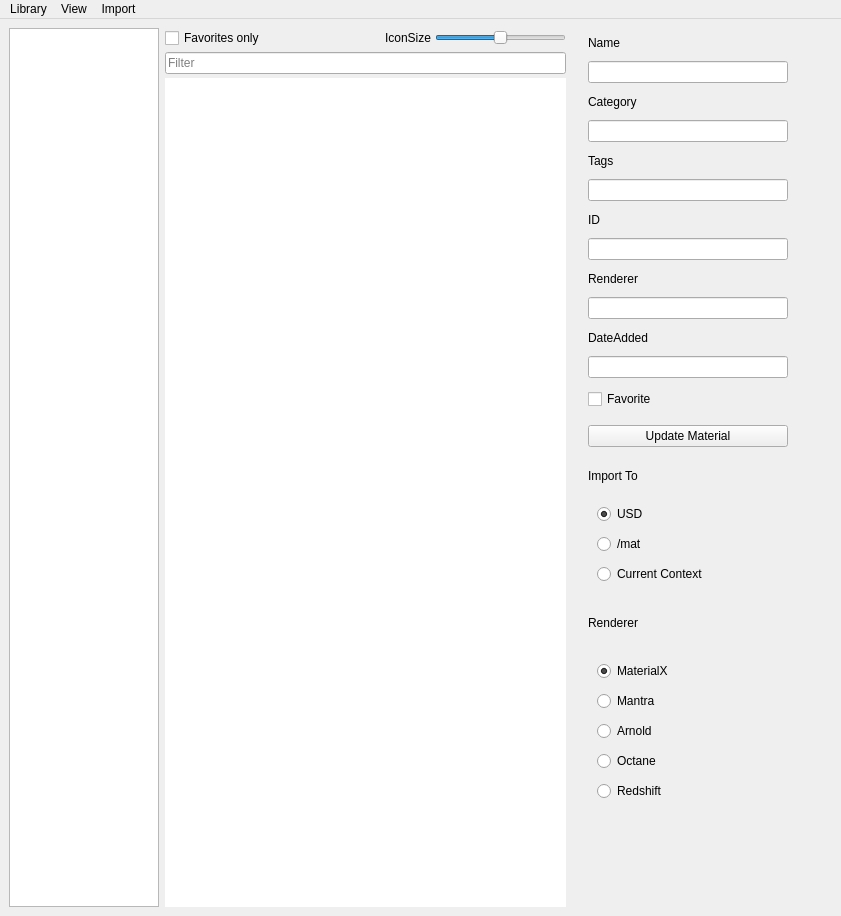
Qt form python3.9libs/MatLib.ui (eglaubauf/egMatLib) before a commit.
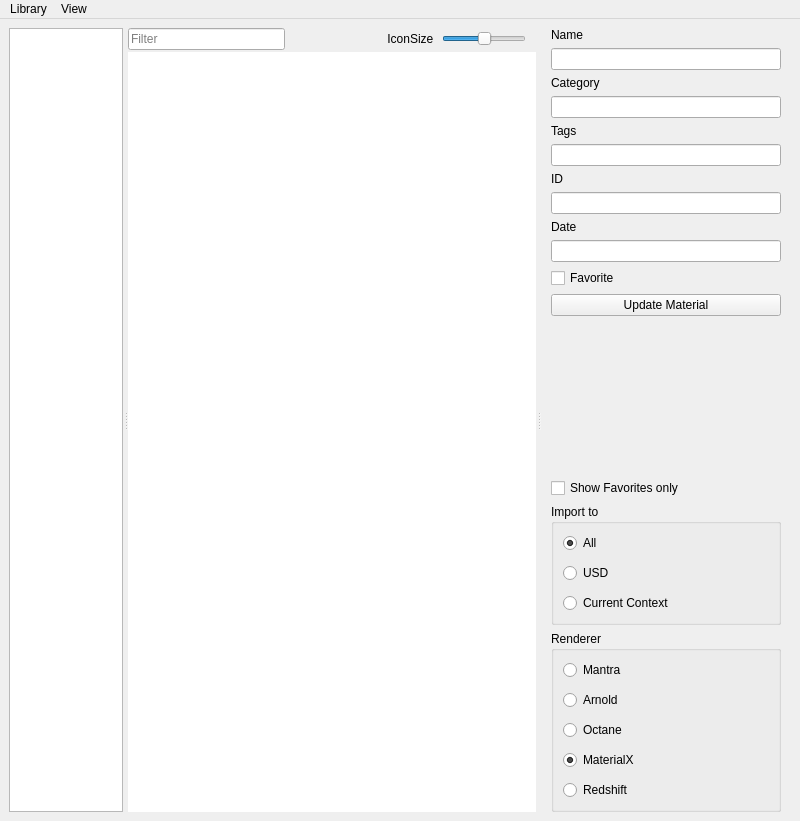
The same form after that commit.

Commit message: scalable ui, import fixes, readme

```diff
--- a/python3.9libs/MatLib.ui
+++ b/python3.9libs/MatLib.ui
@@ -6,8 +6,8 @@
    <rect>
     <x>0</x>
     <y>0</y>
-    <width>841</width>
-    <height>916</height>
+    <width>800</width>
+    <height>821</height>
    </rect>
   </property>
   <property name="sizePolicy">
@@ -34,38 +34,41 @@
    </property>
    <layout class="QVBoxLayout" name="verticalLayout">
     <item>
-     <layout class="QHBoxLayout" name="hlayout_center">
-      <property name="sizeConstraint">
-       <enum>QLayout::SetDefaultConstraint</enum>
+     <widget class="QSplitter" name="splitter">
+      <property name="sizePolicy">
+       <sizepolicy hsizetype="MinimumExpanding" vsizetype="MinimumExpanding">
+        <horstretch>0</horstretch>
+        <verstretch>0</verstretch>
+       </sizepolicy>
       </property>
-      <item>
-       <layout class="QVBoxLayout" name="cat_layout">
-        <property name="sizeConstraint">
-         <enum>QLayout::SetMinimumSize</enum>
-        </property>
-        <item>
+      <property name="lineWidth">
+       <number>0</number>
+      </property>
+      <property name="orientation">
+       <enum>Qt::Horizontal</enum>
+      </property>
+      <property name="handleWidth">
+       <number>5</number>
+      </property>
          <widget class="QListWidget" name="listw_catview">
           <property name="sizePolicy">
-           <sizepolicy hsizetype="Minimum" vsizetype="MinimumExpanding">
+        <sizepolicy hsizetype="Preferred" vsizetype="Expanding">
             <horstretch>0</horstretch>
             <verstretch>0</verstretch>
            </sizepolicy>
           </property>
-          <property name="minimumSize">
-           <size>
-            <width>20</width>
-            <height>0</height>
-           </size>
-          </property>
           <property name="maximumSize">
            <size>
-            <width>150</width>
+         <width>220</width>
             <height>16777215</height>
            </size>
           </property>
           <property name="contextMenuPolicy">
            <enum>Qt::CustomContextMenu</enum>
           </property>
+       <property name="sizeAdjustPolicy">
+        <enum>QAbstractScrollArea::AdjustToContents</enum>
+       </property>
           <property name="editTriggers">
            <set>QAbstractItemView::NoEditTriggers</set>
           </property>
@@ -73,36 +76,64 @@
            <bool>false</bool>
           </property>
          </widget>
-        </item>
-       </layout>
-      </item>
-      <item>
-       <layout class="QVBoxLayout" name="vlayout_right">
+      <widget class="QWidget" name="layoutWidget">
+       <layout class="QVBoxLayout" name="verticalLayout_7">
         <property name="spacing">
-         <number>4</number>
+         <number>2</number>
         </property>
-        <property name="sizeConstraint">
-         <enum>QLayout::SetDefaultConstraint</enum>
-        </property>
-        <property name="rightMargin">
-         <number>0</number>
-        </property>
         <item>
-         <layout class="QHBoxLayout" name="horizontalLayout_2">
+         <layout class="QHBoxLayout" name="horizontalLayout">
           <item>
-           <widget class="QCheckBox" name="cb_FavsOnly">
-            <property name="text">
-             <string>Favorites only</string>
+           <widget class="QLineEdit" name="line_filter">
+            <property name="sizePolicy">
+             <sizepolicy hsizetype="MinimumExpanding" vsizetype="Fixed">
+              <horstretch>0</horstretch>
+              <verstretch>0</verstretch>
+             </sizepolicy>
+            </property>
+            <property name="maximumSize">
+             <size>
+              <width>500</width>
+              <height>16777215</height>
+             </size>
+            </property>
+            <property name="placeholderText">
+             <string>Filter</string>
             </property>
            </widget>
           </item>
           <item>
-           <widget class="QLabel" name="lbl_iconSize">
+           <spacer name="horizontalSpacer">
+            <property name="orientation">
+             <enum>Qt::Horizontal</enum>
+            </property>
+            <property name="sizeType">
+             <enum>QSizePolicy::Preferred</enum>
+            </property>
+            <property name="sizeHint" stdset="0">
+             <size>
+              <width>100</width>
+              <height>20</height>
+             </size>
+            </property>
+           </spacer>
+          </item>
+          <item>
+           <widget class="QLabel" name="label_3">
+            <property name="sizePolicy">
+             <sizepolicy hsizetype="Minimum" vsizetype="Preferred">
+              <horstretch>0</horstretch>
+              <verstretch>0</verstretch>
+             </sizepolicy>
+            </property>
+            <property name="contextMenuPolicy">
+             <enum>Qt::NoContextMenu</enum>
+            </property>
             <property name="layoutDirection">
              <enum>Qt::LeftToRight</enum>
             </property>
             <property name="text">
-             <string>IconSize</string>
+             <string>IconSize  </string>
             </property>
             <property name="alignment">
              <set>Qt::AlignRight|Qt::AlignTrailing|Qt::AlignVCenter</set>
@@ -110,6 +141,8 @@
            </widget>
           </item>
           <item>
+           <layout class="QVBoxLayout" name="slider_layout">
+            <item>
            <widget class="QSlider" name="slide_iconSize">
             <property name="sizePolicy">
              <sizepolicy hsizetype="Minimum" vsizetype="Fixed">
@@ -129,6 +162,12 @@
             <property name="maximum">
              <number>512</number>
             </property>
+              <property name="singleStep">
+               <number>10</number>
+              </property>
+              <property name="pageStep">
+               <number>50</number>
+              </property>
             <property name="value">
              <number>256</number>
             </property>
@@ -140,16 +179,27 @@
          </layout>
         </item>
         <item>
-         <widget class="QLineEdit" name="line_filter">
-          <property name="placeholderText">
-           <string>Filter</string>
-          </property>
-         </widget>
+           <spacer name="horizontalSpacer_2">
+            <property name="orientation">
+             <enum>Qt::Horizontal</enum>
+            </property>
+            <property name="sizeType">
+             <enum>QSizePolicy::Minimum</enum>
+            </property>
+            <property name="sizeHint" stdset="0">
+             <size>
+              <width>10</width>
+              <height>20</height>
+             </size>
+            </property>
+           </spacer>
+          </item>
+         </layout>
         </item>
         <item>
          <widget class="QListWidget" name="listw_matview">
           <property name="sizePolicy">
-           <sizepolicy hsizetype="MinimumExpanding" vsizetype="MinimumExpanding">
+           <sizepolicy hsizetype="Expanding" vsizetype="Expanding">
             <horstretch>0</horstretch>
             <verstretch>0</verstretch>
            </sizepolicy>
@@ -163,6 +213,12 @@
           <property name="frameShadow">
            <enum>QFrame::Plain</enum>
           </property>
+          <property name="lineWidth">
+           <number>2</number>
+          </property>
+          <property name="sizeAdjustPolicy">
+           <enum>QAbstractScrollArea::AdjustToContents</enum>
+          </property>
           <property name="autoScrollMargin">
            <number>16</number>
           </property>
@@ -211,87 +267,53 @@
           <property name="uniformItemSizes">
            <bool>true</bool>
           </property>
+          <property name="wordWrap">
+           <bool>true</bool>
+          </property>
          </widget>
         </item>
        </layout>
-      </item>
-      <item>
+      </widget>
        <widget class="QWidget" name="details_widget" native="true">
-        <property name="sizePolicy">
-         <sizepolicy hsizetype="Minimum" vsizetype="Minimum">
-          <horstretch>0</horstretch>
-          <verstretch>0</verstretch>
-         </sizepolicy>
-        </property>
-        <property name="minimumSize">
-         <size>
-          <width>260</width>
-          <height>0</height>
-         </size>
-        </property>
         <property name="maximumSize">
          <size>
-          <width>260</width>
-          <height>5000</height>
-         </size>
-        </property>
-        <property name="contextMenuPolicy">
-         <enum>Qt::NoContextMenu</enum>
+         <width>400</width>
+         <height>16777215</height>
+        </size>
+       </property>
+       <layout class="QVBoxLayout" name="verticalLayout_8">
+        <property name="spacing">
+         <number>0</number>
         </property>
-        <layout class="QVBoxLayout" name="hlayout_details">
          <property name="leftMargin">
-          <number>5</number>
+         <number>0</number>
          </property>
          <property name="topMargin">
-          <number>1</number>
+         <number>0</number>
          </property>
          <property name="rightMargin">
           <number>0</number>
          </property>
          <property name="bottomMargin">
-          <number>1</number>
+         <number>0</number>
          </property>
          <item>
           <widget class="QScrollArea" name="scrollArea">
-           <property name="enabled">
-            <bool>true</bool>
-           </property>
            <property name="sizePolicy">
-            <sizepolicy hsizetype="MinimumExpanding" vsizetype="MinimumExpanding">
+           <sizepolicy hsizetype="MinimumExpanding" vsizetype="Expanding">
              <horstretch>0</horstretch>
              <verstretch>0</verstretch>
             </sizepolicy>
            </property>
-           <property name="minimumSize">
-            <size>
-             <width>260</width>
-             <height>250</height>
-            </size>
-           </property>
-           <property name="maximumSize">
-            <size>
-             <width>260</width>
-             <height>1400</height>
-            </size>
-           </property>
-           <property name="focusPolicy">
-            <enum>Qt::NoFocus</enum>
-           </property>
-           <property name="contextMenuPolicy">
-            <enum>Qt::DefaultContextMenu</enum>
-           </property>
            <property name="frameShape">
-            <enum>QFrame::Panel</enum>
+           <enum>QFrame::NoFrame</enum>
            </property>
            <property name="frameShadow">
-            <enum>QFrame::Raised</enum>
+           <enum>QFrame::Plain</enum>
            </property>
            <property name="lineWidth">
             <number>0</number>
            </property>
-           <property name="verticalScrollBarPolicy">
-            <enum>Qt::ScrollBarAsNeeded</enum>
-           </property>
            <property name="sizeAdjustPolicy">
             <enum>QAbstractScrollArea::AdjustToContents</enum>
            </property>
@@ -299,89 +321,35 @@
             <bool>true</bool>
            </property>
            <property name="alignment">
-            <set>Qt::AlignLeading|Qt::AlignLeft|Qt::AlignTop</set>
-           </property>
-           <widget class="QWidget" name="scrollAreaWidgetContents">
+           <set>Qt::AlignCenter</set>
+          </property>
+          <widget class="QWidget" name="scrollAreaWidgetContents_2">
             <property name="geometry">
              <rect>
               <x>0</x>
               <y>0</y>
-              <width>220</width>
-              <height>831</height>
-             </rect>
-            </property>
-            <property name="sizePolicy">
-             <sizepolicy hsizetype="Minimum" vsizetype="Expanding">
-              <horstretch>0</horstretch>
-              <verstretch>0</verstretch>
-             </sizepolicy>
-            </property>
-            <property name="minimumSize">
-             <size>
-              <width>200</width>
-              <height>800</height>
-             </size>
-            </property>
-            <property name="maximumSize">
-             <size>
-              <width>220</width>
-              <height>1400</height>
-             </size>
-            </property>
-            <property name="autoFillBackground">
-             <bool>true</bool>
-            </property>
-            <widget class="QWidget" name="scrollWidget" native="true">
-             <property name="geometry">
-              <rect>
-               <x>10</x>
-               <y>0</y>
-               <width>220</width>
-               <height>800</height>
-              </rect>
-             </property>
-             <property name="sizePolicy">
-              <sizepolicy hsizetype="Minimum" vsizetype="Preferred">
-               <horstretch>0</horstretch>
-               <verstretch>0</verstretch>
-              </sizepolicy>
-             </property>
-             <property name="minimumSize">
-              <size>
-               <width>220</width>
-               <height>800</height>
-              </size>
-             </property>
-             <property name="maximumSize">
-              <size>
-               <width>220</width>
-               <height>1400</height>
-              </size>
-             </property>
-             <layout class="QVBoxLayout" name="verticalLayout_5">
-              <property name="sizeConstraint">
-               <enum>QLayout::SetMaximumSize</enum>
+             <width>241</width>
+             <height>781</height>
+            </rect>
+           </property>
+           <layout class="QVBoxLayout" name="verticalLayout_9">
+            <property name="spacing">
+             <number>6</number>
               </property>
               <property name="leftMargin">
-               <number>1</number>
+             <number>10</number>
               </property>
               <property name="topMargin">
-               <number>1</number>
+             <number>0</number>
               </property>
               <property name="rightMargin">
-               <number>1</number>
+             <number>10</number>
               </property>
               <property name="bottomMargin">
-               <number>1</number>
+             <number>0</number>
               </property>
               <item>
-               <widget class="QLabel" name="label_name">
-                <property name="maximumSize">
-                 <size>
-                  <width>16777215</width>
-                  <height>15</height>
-                 </size>
-                </property>
+             <widget class="QLabel" name="Name">
                 <property name="text">
                  <string>Name</string>
                 </property>
@@ -389,262 +357,166 @@
               </item>
               <item>
                <widget class="QLineEdit" name="line_name">
-                <property name="minimumSize">
-                 <size>
-                  <width>0</width>
-                  <height>0</height>
-                 </size>
-                </property>
-                <property name="maximumSize">
-                 <size>
-                  <width>200</width>
-                  <height>16777215</height>
-                 </size>
+              <property name="sizePolicy">
+               <sizepolicy hsizetype="MinimumExpanding" vsizetype="Fixed">
+                <horstretch>0</horstretch>
+                <verstretch>0</verstretch>
+               </sizepolicy>
                 </property>
                </widget>
               </item>
               <item>
-               <widget class="QLabel" name="label_cat">
-                <property name="maximumSize">
-                 <size>
-                  <width>16777215</width>
-                  <height>15</height>
-                 </size>
-                </property>
+             <widget class="QLabel" name="Category">
                 <property name="text">
                  <string>Category</string>
                 </property>
                </widget>
               </item>
               <item>
-               <widget class="QLineEdit" name="line_cat">
-                <property name="minimumSize">
-                 <size>
-                  <width>0</width>
-                  <height>0</height>
-                 </size>
-                </property>
-                <property name="maximumSize">
-                 <size>
-                  <width>200</width>
-                  <height>16777215</height>
-                 </size>
-                </property>
-               </widget>
+             <widget class="QLineEdit" name="line_cat"/>
               </item>
               <item>
-               <widget class="QLabel" name="label_tags">
-                <property name="maximumSize">
-                 <size>
-                  <width>16777215</width>
-                  <height>15</height>
-                 </size>
-                </property>
+             <widget class="QLabel" name="Tags">
                 <property name="text">
                  <string>Tags</string>
                 </property>
                </widget>
               </item>
               <item>
-               <widget class="QLineEdit" name="line_tags">
-                <property name="maximumSize">
-                 <size>
-                  <width>200</width>
-                  <height>16777215</height>
-                 </size>
-                </property>
-               </widget>
+             <widget class="QLineEdit" name="line_tags"/>
               </item>
               <item>
-               <widget class="QLabel" name="label_id">
-                <property name="maximumSize">
-                 <size>
-                  <width>16777215</width>
-                  <height>15</height>
-                 </size>
-                </property>
+             <widget class="QLabel" name="id">
                 <property name="text">
                  <string>ID</string>
                 </property>
                </widget>
               </item>
               <item>
-               <widget class="QLineEdit" name="line_id">
-                <property name="maximumSize">
-                 <size>
-                  <width>200</width>
-                  <height>16777215</height>
-                 </size>
-                </property>
-                <property name="frame">
-                 <bool>true</bool>
-                </property>
-               </widget>
+             <widget class="QLineEdit" name="line_id"/>
               </item>
               <item>
-               <widget class="QLabel" name="label_render">
-                <property name="maximumSize">
-                 <size>
-                  <width>16777215</width>
-                  <height>15</height>
-                 </size>
-                </property>
+             <widget class="QLabel" name="date">
                 <property name="text">
-                 <string>Renderer</string>
+               <string>Date</string>
                 </property>
                </widget>
               </item>
               <item>
-               <widget class="QLineEdit" name="line_render">
-                <property name="maximumSize">
-                 <size>
-                  <width>200</width>
-                  <height>16777215</height>
-                 </size>
-                </property>
-               </widget>
+             <widget class="QLineEdit" name="line_date"/>
               </item>
               <item>
-               <widget class="QLabel" name="label_date">
-                <property name="maximumSize">
-                 <size>
-                  <width>16777215</width>
-                  <height>15</height>
-                 </size>
-                </property>
-                <property name="text">
-                 <string>DateAdded</string>
-                </property>
-               </widget>
-              </item>
-              <item>
-               <widget class="QLineEdit" name="line_date">
-                <property name="maximumSize">
-                 <size>
-                  <width>200</width>
-                  <height>16777215</height>
-                 </size>
-                </property>
-               </widget>
-              </item>
-              <item>
-               <widget class="QCheckBox" name="cb_fav">
+             <widget class="QCheckBox" name="cb_set_fav">
                 <property name="text">
                  <string>Favorite</string>
                 </property>
                </widget>
               </item>
-              <item>
-               <spacer name="verticalSpacer_3">
-                <property name="orientation">
-                 <enum>Qt::Vertical</enum>
-                </property>
-                <property name="sizeType">
-                 <enum>QSizePolicy::Fixed</enum>
-                </property>
-                <property name="sizeHint" stdset="0">
-                 <size>
-                  <width>20</width>
-                  <height>5</height>
-                 </size>
-                </property>
-               </spacer>
-              </item>
               <item>
                <widget class="QPushButton" name="btn_update">
-                <property name="maximumSize">
+              <property name="sizePolicy">
+               <sizepolicy hsizetype="MinimumExpanding" vsizetype="Fixed">
+                <horstretch>0</horstretch>
+                <verstretch>0</verstretch>
+               </sizepolicy>
+              </property>
+              <property name="minimumSize">
                  <size>
                   <width>200</width>
+                <height>0</height>
+               </size>
+              </property>
+              <property name="maximumSize">
+               <size>
+                <width>300</width>
                   <height>16777215</height>
                  </size>
                 </property>
                 <property name="text">
                  <string>Update Material</string>
                 </property>
+              <property name="flat">
+               <bool>false</bool>
+              </property>
                </widget>
               </item>
               <item>
-               <spacer name="verticalSpacer_2">
+             <spacer name="verticalSpacer">
                 <property name="orientation">
                  <enum>Qt::Vertical</enum>
                 </property>
                 <property name="sizeType">
-                 <enum>QSizePolicy::Fixed</enum>
+               <enum>QSizePolicy::MinimumExpanding</enum>
                 </property>
                 <property name="sizeHint" stdset="0">
                  <size>
                   <width>20</width>
-                  <height>10</height>
+                <height>40</height>
                  </size>
                 </property>
                </spacer>
               </item>
               <item>
-               <widget class="QLabel" name="label">
-                <property name="maximumSize">
-                 <size>
-                  <width>16777215</width>
-                  <height>15</height>
-                 </size>
-                </property>
+             <widget class="QCheckBox" name="cb_FavsOnly">
                 <property name="text">
-                 <string>Import To</string>
+               <string>Show Favorites only</string>
                 </property>
                </widget>
               </item>
               <item>
-               <widget class="QWidget" name="importWidget" native="true">
-                <property name="sizePolicy">
-                 <sizepolicy hsizetype="MinimumExpanding" vsizetype="MinimumExpanding">
-                  <horstretch>0</horstretch>
-                  <verstretch>0</verstretch>
-                 </sizepolicy>
-                </property>
-                <property name="minimumSize">
-                 <size>
-                  <width>0</width>
-                  <height>100</height>
-                 </size>
-                </property>
-                <property name="maximumSize">
-                 <size>
-                  <width>16777215</width>
-                  <height>100</height>
-                 </size>
-                </property>
-                <layout class="QVBoxLayout" name="verticalLayout_2">
-                 <property name="spacing">
+             <widget class="QGroupBox" name="groupBox_2">
+              <property name="title">
+               <string>Import to</string>
+              </property>
+              <layout class="QGridLayout" name="gridLayout_2">
+               <item row="0" column="0">
+                <layout class="QGridLayout" name="layout_context">
+                 <property name="leftMargin">
+                  <number>0</number>
+                 </property>
+                 <property name="horizontalSpacing">
+                  <number>0</number>
+                 </property>
+                 <property name="verticalSpacing">
                   <number>10</number>
                  </property>
-                 <property name="sizeConstraint">
-                  <enum>QLayout::SetMinimumSize</enum>
-                 </property>
-                 <item>
-                  <layout class="QVBoxLayout" name="verticalLayout_6">
-                   <property name="spacing">
-                    <number>10</number>
+                 <item row="0" column="0">
+                  <widget class="QRadioButton" name="radio_default">
+                   <property name="text">
+                    <string>All</string>
+                   </property>
+                   <property name="checked">
+                    <bool>true</bool>
                    </property>
-                   <item>
+                  </widget>
+                 </item>
+                 <item row="2" column="1">
+                  <spacer name="horizontalSpacer_3">
+                   <property name="orientation">
+                    <enum>Qt::Horizontal</enum>
+                   </property>
+                   <property name="sizeType">
+                    <enum>QSizePolicy::MinimumExpanding</enum>
+                   </property>
+                   <property name="sizeHint" stdset="0">
+                    <size>
+                     <width>40</width>
+                     <height>20</height>
+                    </size>
+                   </property>
+                  </spacer>
+                 </item>
+                 <item row="1" column="0">
                     <widget class="QRadioButton" name="radio_USD">
                      <property name="text">
                       <string>USD</string>
                      </property>
                      <property name="checked">
-                      <bool>true</bool>
-                     </property>
-                    </widget>
-                   </item>
-                   <item>
-                    <widget class="QRadioButton" name="radio_default">
-                     <property name="text">
-                      <string>/mat</string>
-                     </property>
-                     <property name="checked">
                       <bool>false</bool>
                      </property>
                     </widget>
                    </item>
-                   <item>
+                 <item row="2" column="0">
                     <widget class="QRadioButton" name="radio_current">
                      <property name="text">
                       <string>Current Context</string>
@@ -657,61 +529,61 @@
                </widget>
               </item>
               <item>
-               <spacer name="verticalSpacer">
-                <property name="orientation">
-                 <enum>Qt::Vertical</enum>
-                </property>
-                <property name="sizeType">
-                 <enum>QSizePolicy::Fixed</enum>
-                </property>
-                <property name="sizeHint" stdset="0">
-                 <size>
-                  <width>20</width>
-                  <height>10</height>
-                 </size>
-                </property>
-               </spacer>
-              </item>
-              <item>
-               <widget class="QLabel" name="label_2">
-                <property name="maximumSize">
-                 <size>
-                  <width>16777215</width>
-                  <height>15</height>
-                 </size>
-                </property>
-                <property name="text">
-                 <string>Renderer</string>
-                </property>
-               </widget>
-              </item>
-              <item>
-               <widget class="QWidget" name="renderWidget" native="true">
+             <widget class="QGroupBox" name="groupBox">
                 <property name="sizePolicy">
-                 <sizepolicy hsizetype="MinimumExpanding" vsizetype="MinimumExpanding">
+               <sizepolicy hsizetype="MinimumExpanding" vsizetype="Expanding">
                   <horstretch>0</horstretch>
                   <verstretch>0</verstretch>
                  </sizepolicy>
                 </property>
-                <property name="minimumSize">
-                 <size>
-                  <width>0</width>
-                  <height>180</height>
-                 </size>
-                </property>
-                <property name="maximumSize">
-                 <size>
-                  <width>16777215</width>
-                  <height>180</height>
-                 </size>
-                </property>
-                <layout class="QVBoxLayout" name="verticalLayout_3">
-                 <item>
-                  <layout class="QVBoxLayout" name="verticalLayout_4">
-                   <property name="spacing">
+              <property name="autoFillBackground">
+               <bool>false</bool>
+              </property>
+              <property name="title">
+               <string>Renderer</string>
+              </property>
+              <property name="flat">
+               <bool>false</bool>
+              </property>
+              <property name="checkable">
+               <bool>false</bool>
+              </property>
+              <layout class="QGridLayout" name="gridLayout">
+               <item row="0" column="0">
+                <layout class="QGridLayout" name="layout_renderers">
+                 <property name="horizontalSpacing">
+                  <number>0</number>
+                 </property>
+                 <property name="verticalSpacing">
                     <number>10</number>
                    </property>
-                   <item>
+                 <item row="3" column="0">
+                  <widget class="QRadioButton" name="cb_Octane">
+                   <property name="text">
+                    <string>Octane</string>
+                   </property>
+                   <property name="checked">
+                    <bool>false</bool>
+                   </property>
+                  </widget>
+                 </item>
+                 <item row="4" column="1">
+                  <spacer name="horizontalSpacer_4">
+                   <property name="orientation">
+                    <enum>Qt::Horizontal</enum>
+                   </property>
+                   <property name="sizeType">
+                    <enum>QSizePolicy::MinimumExpanding</enum>
+                   </property>
+                   <property name="sizeHint" stdset="0">
+                    <size>
+                     <width>40</width>
+                     <height>20</height>
+                    </size>
+                   </property>
+                  </spacer>
+                 </item>
+                 <item row="4" column="0">
                     <widget class="QRadioButton" name="cb_MatX">
                      <property name="text">
                       <string>MaterialX</string>
@@ -721,7 +593,17 @@
                      </property>
                     </widget>
                    </item>
-                   <item>
+                 <item row="5" column="0">
+                  <widget class="QRadioButton" name="cb_Redshift">
+                   <property name="text">
+                    <string>Redshift</string>
+                   </property>
+                   <property name="checked">
+                    <bool>false</bool>
+                   </property>
+                  </widget>
+                 </item>
+                 <item row="0" column="0">
                     <widget class="QRadioButton" name="cb_Mantra">
                      <property name="text">
                       <string>Mantra</string>
@@ -731,7 +613,7 @@
                      </property>
                     </widget>
                    </item>
-                   <item>
+                 <item row="1" column="0">
                     <widget class="QRadioButton" name="cb_Arnold">
                      <property name="text">
                       <string>Arnold</string>
@@ -741,26 +623,6 @@
                      </property>
                     </widget>
                    </item>
-                   <item>
-                    <widget class="QRadioButton" name="cb_Octane">
-                     <property name="text">
-                      <string>Octane</string>
-                     </property>
-                     <property name="checked">
-                      <bool>false</bool>
-                     </property>
-                    </widget>
-                   </item>
-                   <item>
-                    <widget class="QRadioButton" name="cb_Redshift">
-                     <property name="text">
-                      <string>Redshift</string>
-                     </property>
-                     <property name="checked">
-                      <bool>false</bool>
-                     </property>
-                    </widget>
-                   </item>
                   </layout>
                  </item>
                 </layout>
@@ -769,28 +631,10 @@
              </layout>
             </widget>
            </widget>
-          </widget>
-         </item>
-         <item>
-          <spacer name="verticalSpacer_4">
-           <property name="orientation">
-            <enum>Qt::Vertical</enum>
-           </property>
-           <property name="sizeType">
-            <enum>QSizePolicy::Preferred</enum>
-           </property>
-           <property name="sizeHint" stdset="0">
-            <size>
-             <width>20</width>
-             <height>10</height>
-            </size>
-           </property>
-          </spacer>
-         </item>
-        </layout>
-       </widget>
-      </item>
-     </layout>
+        </item>
+       </layout>
+      </widget>
+     </widget>
     </item>
    </layout>
   </widget>
@@ -799,27 +643,14 @@
     <rect>
      <x>0</x>
      <y>0</y>
-     <width>841</width>
-     <height>37</height>
+     <width>800</width>
+     <height>22</height>
     </rect>
    </property>
-   <property name="font">
-    <font>
-     <family>Segoe UI</family>
-     <pointsize>9</pointsize>
-     <weight>50</weight>
-     <bold>false</bold>
-    </font>
-   </property>
    <property name="nativeMenuBar">
     <bool>false</bool>
    </property>
    <widget class="QMenu" name="menu_file">
-    <property name="font">
-     <font>
-      <pointsize>9</pointsize>
-     </font>
-    </property>
     <property name="title">
      <string>Library</string>
     </property>
@@ -841,16 +672,8 @@
     <addaction name="separator"/>
     <addaction name="action_force_update"/>
    </widget>
-   <widget class="QMenu" name="menuImport">
-    <property name="title">
-     <string>Import</string>
-    </property>
-    <addaction name="action_import_folder"/>
-    <addaction name="action_import_files"/>
-   </widget>
    <addaction name="menu_file"/>
    <addaction name="menuView"/>
-   <addaction name="menuImport"/>
   </widget>
   <action name="action_updateAll">
    <property name="text">
```
Left out of the diff: 21 changed lines with no effect on the pictures. Lines whose indentation alone changed are shown as unchanged. The commit also changes 9 other files.
